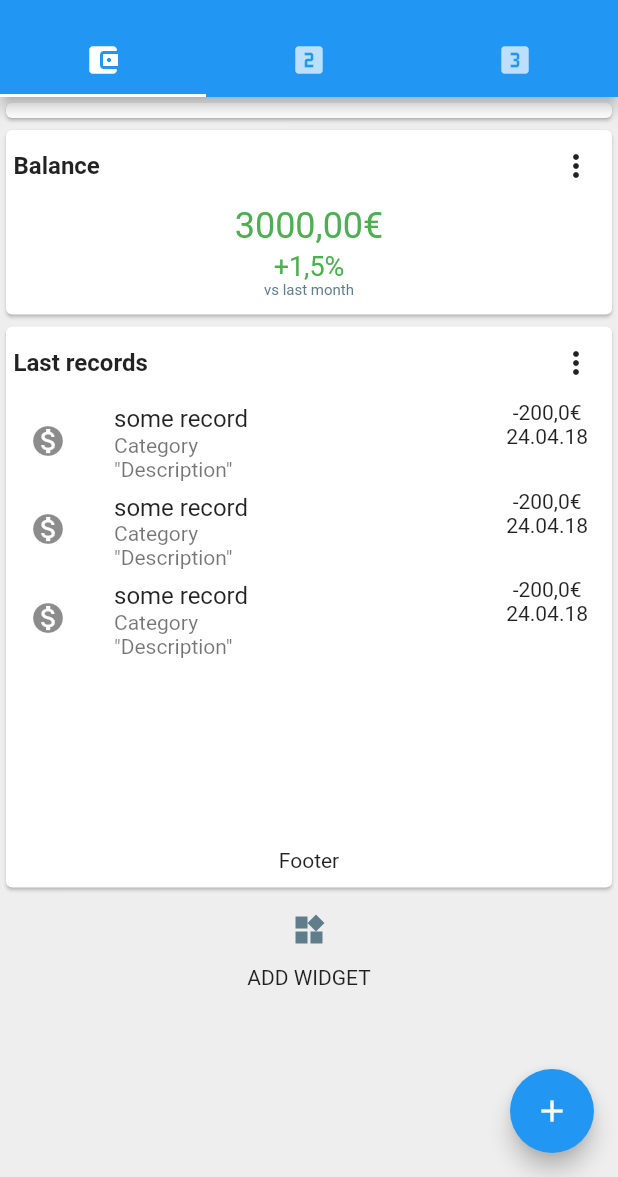
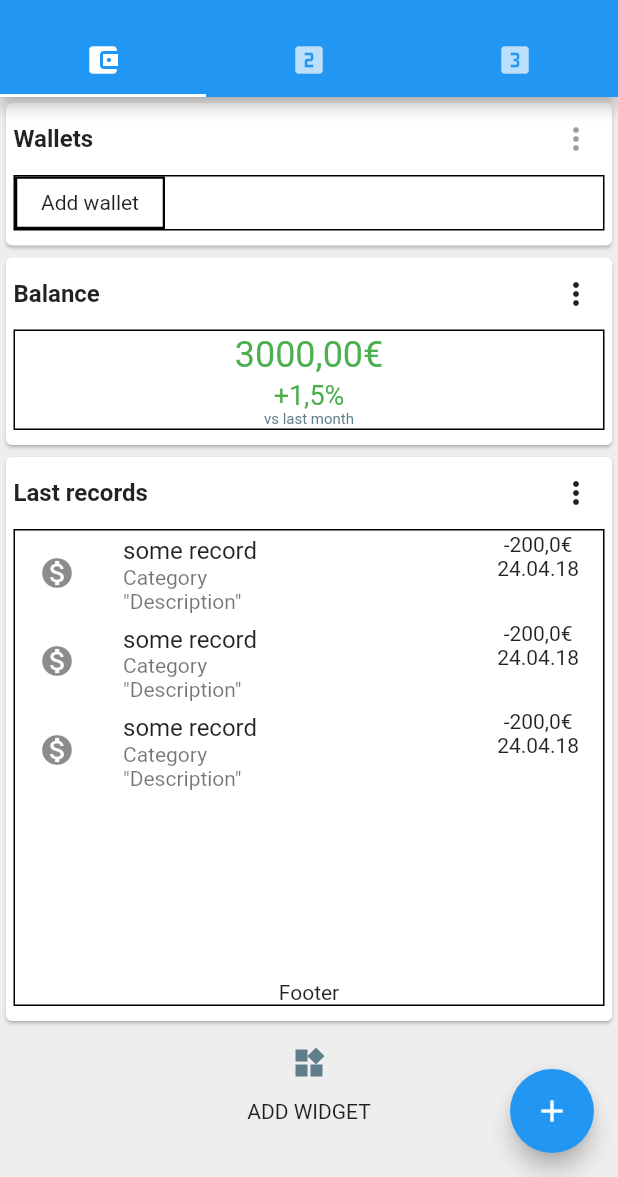
Before and after one commit to kapitalist-app/app, a Flutter app: the MainPage screen opened by its route, on a phone screen of 412 x 824 dp, the part 59-1236 px from its top. Run offline on Flutter 3.47's test engine with Material 2 defaults, Android fonts, the phone set to English and light mode, and no system bars; our stand-ins replace built_collection, built_value, charts_flutter, flutter_redux, redux, shared_preferences; missing offline and left inert: key_value_store, key_value_store_flutter; accounts and stored records are empty; generated files the repository leaves out were written again.

Commit message:
[FEAT] Some more work on WalletsCard
- Introduce KapitalistCard to bundle common card layouting
- Set width of the Card's child to double.Infinity to allow for inner flex widgets
- Use Wrap instead of Row to achieve overflowing behavior
- Rename ui/util class to UiUtil to avoid name clashes with top-level util
- flutter pub update

```diff
--- a/lib/ui/cards/balance_card.dart
+++ b/lib/ui/cards/balance_card.dart
@@ -1,21 +1,18 @@
 import 'package:flutter/material.dart';
 
 import 'package:kapitalist/ui/cards/card_title.dart';
+import 'package:kapitalist/ui/cards/kapitalist_card.dart';
 
 class BalanceCard extends StatelessWidget {
   @override
   Widget build(BuildContext context) {
-    return new Card(
-      child: Padding(
-        padding: const EdgeInsets.only(
-          bottom: 10.0,
+    return new KapitalistCard(
+      title: CardTitle(
+        title: 'Balance',
+        onPressed: () {},
       ),
       child: Column(
         children: <Widget>[
-            CardTitle(
-              title: 'Balance',
-              onPressed: () {},
-            ),
           Padding(
             padding: const EdgeInsets.symmetric(vertical: 2.0),
             child: Text(
@@ -42,7 +39,6 @@ class BalanceCard extends StatelessWidget {
           ),
         ],
       ),
-      ),
     );
   }
 }
--- a/lib/ui/cards/cards.dart
+++ b/lib/ui/cards/cards.dart
@@ -1,5 +1,6 @@
 export 'balance_card.dart';
 export 'balance_chart_card.dart';
 export 'card_title.dart';
+export 'kapitalist_card.dart';
 export 'last_records_card.dart';
 export 'wallets_card.dart';
--- /dev/null
+++ b/lib/ui/cards/kapitalist_card.dart
@@ -0,0 +1,33 @@
+import 'package:flutter/material.dart';
+
+import 'package:kapitalist/ui/cards/card_title.dart';
+import 'package:kapitalist/ui/util.dart';
+
+class KapitalistCard extends StatelessWidget {
+  final CardTitle title;
+  final Widget child;
+
+  KapitalistCard({
+    this.title,
+    this.child,
+  });
+
+  @override
+  Widget build(BuildContext context) {
+    return Card(
+      child: new Column(
+        children: <Widget>[
+          this.title,
+          Padding(
+            padding: EdgeInsets.fromLTRB(5, 0, 5, 10),
+            child: Container(
+              decoration: UiUtil.simpleBorder(),
+              width: double.infinity,
+              child: this.child,
+            ),
+          ),
+        ],
+      ),
+    );
+  }
+}
--- a/lib/ui/cards/last_records_card.dart
+++ b/lib/ui/cards/last_records_card.dart
@@ -1,21 +1,18 @@
 import 'package:flutter/material.dart';
 
 import 'package:kapitalist/ui/cards/card_title.dart';
+import 'package:kapitalist/ui/cards/kapitalist_card.dart';
 
 class LastRecordsCard extends StatelessWidget {
   @override
   Widget build(BuildContext context) {
-    return new Card(
-      child: Padding(
-        padding: const EdgeInsets.only(
-          bottom: 10.0,
+    return new KapitalistCard(
+      title: CardTitle(
+        title: 'Last records',
+        onPressed: () {},
       ),
       child: Column(
         children: <Widget>[
-            CardTitle(
-              title: 'Last records',
-              onPressed: () {},
-            ),
           SizedBox.fromSize(
             size: const Size.fromHeight(300.0),
             child: Column(
@@ -59,7 +56,6 @@ class LastRecordsCard extends StatelessWidget {
           Text('Footer'),
         ],
       ),
-      ),
     );
   }
 }
--- a/lib/ui/cards/wallets_card.dart
+++ b/lib/ui/cards/wallets_card.dart
@@ -4,42 +4,48 @@ import 'package:flutter_redux/flutter_redux.dart';
 import 'package:kapitalist/models/wallet.dart';
 import 'package:kapitalist/redux/app/app_state.dart';
 import 'package:kapitalist/ui/cards/card_title.dart';
+import 'package:kapitalist/ui/cards/kapitalist_card.dart';
+import 'package:kapitalist/ui/util.dart';
 import 'package:kapitalist/util.dart';
 
 class WalletsCard extends StatelessWidget {
   @override
   Widget build(BuildContext context) {
-    return new Card(
-      child: Padding(
-        padding: const EdgeInsets.only(
-          bottom: 10.0,
-        ),
-        child: StoreConnector<AppState, List<Wallet>>(
+    return new KapitalistCard(
+      title: CardTitle(title: 'Wallets'),
+      child: StoreConnector<AppState, List<Wallet>>(
           converter: (store) => store.state.walletState.wallets,
           builder: (ctx, wallets) {
-            Row(
-              children: <Widget>[
-                CardTitle(title: 'Wallets'),
+            return Wrap(
+              spacing: 5.0,
+              runSpacing: 5.0,
+              children: [
                 for (var w in wallets) _buildWalletElement(w),
+                Container(
+                  height: 35,
+                  width: 100,
+                  decoration: UiUtil.simpleBorder(width: 1.5),
+                  child: Center(child: Text('Add wallet')),
+                ),
               ],
             );
-          },
-        ),
-      ),
+          }),
     );
   }
 
   Widget _buildWalletElement(Wallet wallet) {
-    return SizedBox.fromSize(
-      size: Size.fromWidth(30),
-      child: Container(
-        color: Util.parseHexColor(wallet.color),
-        child: Row(
-          children: [
-            Text(wallet.name),
-            Text(wallet.balance.toString()),
-          ],
-        ),
+    return Container(
+      decoration: BoxDecoration(
+          border:
+              Border.all(color: Util.parseHexColor(wallet.color), width: 1.5)),
+      //color: Util.parseHexColor(wallet.color),
+      width: 100,
+      child: Column(
+        children: [
+          Text(wallet.name),
+          Container(width: 10),
+          Text('${wallet.balance.toString()}€'),
+        ],
       ),
     );
   }
--- a/lib/ui/pages/transaction_page.dart
+++ b/lib/ui/pages/transaction_page.dart
@@ -20,7 +20,7 @@ class _TransactionPageState extends State<TransactionPage> {
         children: <Widget>[
           Padding(
             padding: EdgeInsets.symmetric(horizontal: 30),
-            child: Util.buildTextFormField(null, 'Name', (_) => null),
+            child: UiUtil.buildTextFormField(null, 'Name', (_) => null),
           ),
         ],
       ),
--- a/lib/ui/pages/wallet_page.dart
+++ b/lib/ui/pages/wallet_page.dart
@@ -71,7 +71,7 @@ class _WalletPageState extends State<WalletPage> {
           padding: const EdgeInsets.all(45.0),
           children: <Widget>[
             const SizedBox(height: 40.0),
-            Util.buildTextFormField(
+            UiUtil.buildTextFormField(
               _keyName,
               'Wallet name',
               _validateName,
@@ -90,7 +90,7 @@ class _WalletPageState extends State<WalletPage> {
                 onChanged: (val) => setState(() => _walletType = val),
                 validator: _validateType),
             const SizedBox(height: 15.0),
-            Util.buildTextFormField(
+            UiUtil.buildTextFormField(
               _keyBalance,
               'Balance',
               _validateBalance,
@@ -98,7 +98,7 @@ class _WalletPageState extends State<WalletPage> {
               inputType: TextInputType.number,
             ),
             const SizedBox(height: 15.0),
-            Util.buildTextFormField(
+            UiUtil.buildTextFormField(
               _keyColor,
               'Color',
               _validateColor,
--- a/lib/ui/util.dart
+++ b/lib/ui/util.dart
@@ -1,6 +1,6 @@
 import 'package:flutter/material.dart';
 
-class Util {
+class UiUtil {
   static Widget buildTextFormField(Key key, String labelText, FormFieldValidator<String> validator,
       {IconData icon, TextInputType inputType, bool obscure}) {
     return TextFormField(
@@ -26,4 +26,6 @@ class Util {
 
     Scaffold.of(ctx).showSnackBar(sb);
   }
+
+  static Decoration simpleBorder({width: 1.0}) => BoxDecoration(border: Border.all(width: width));
 }
```
Also changed, not shown: lib/ui/pages/onboarding_page.dart (+7 -7 lines), pubspec.yaml (+5 -5 lines), pubspec.lock. Lines whose indentation alone changed are shown as unchanged.
